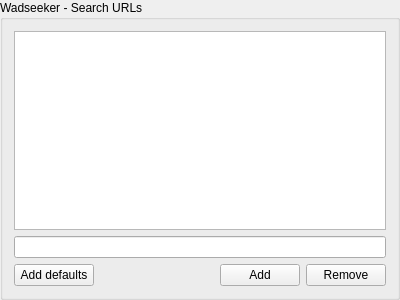
The window that src/core/gui/configuration/cfgwadseekersites.ui (Destroyerrrocket/doomseeker-unofficial) describes before a commit, drawn with Qt 5.
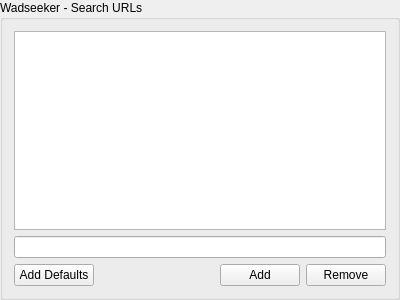
The same window after the commit.

Commit message: - Fixed label capitalization oddities in configuration box.

The edit to the form file:
```diff
--- a/src/core/gui/configuration/cfgwadseekersites.ui
+++ b/src/core/gui/configuration/cfgwadseekersites.ui
@@ -47,7 +47,7 @@
         <string>Adds default URLs to the list. No URL that is currently on the list will be removed.</string>
        </property>
        <property name="text">
-        <string>Add defaults</string>
+        <string>Add Defaults</string>
        </property>
       </widget>
      </item>
```
The commit also changes 6 other files.
